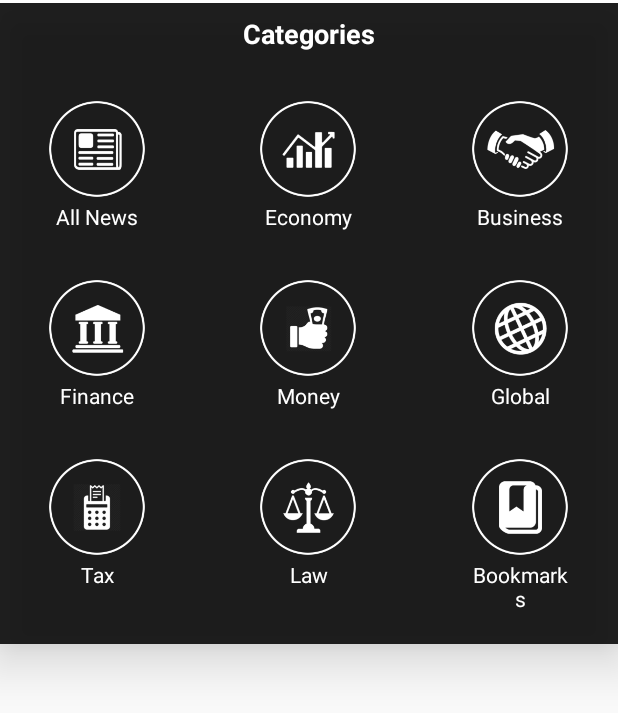
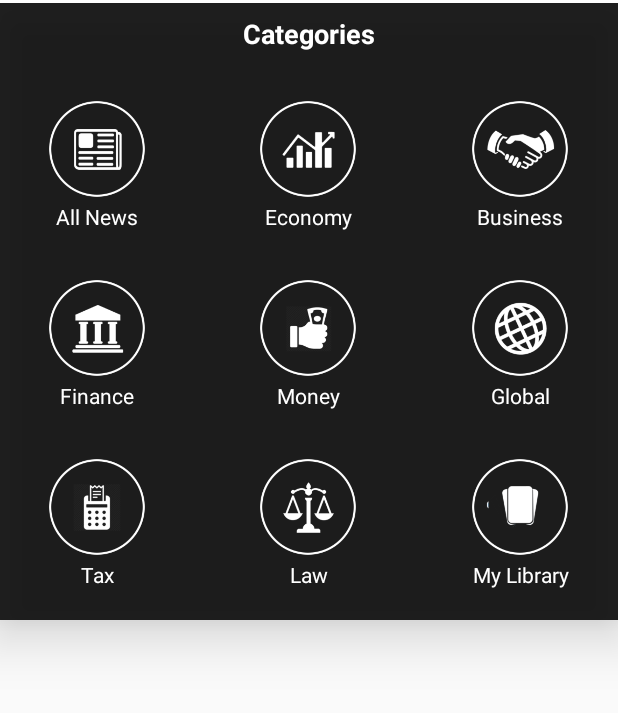
Before and after one commit to DhruvSuri/app, an Android app: the layout categories.xml on its own in the app's theme, with its tools: preview values and no code run, on a phone screen of 412 x 824 dp. Shown: the top 713 px of the screen. Run offline under Robolectric (Android 15) with nearby library versions, the phone set to English and light mode, and no system bars.

Commit message:
changed from bookmarks to my library

```diff
--- a/src/main/res/layout-1280x800/categories.xml
+++ b/src/main/res/layout-1280x800/categories.xml
@@ -149,7 +149,7 @@
             android:layout_gravity="center_horizontal"
             android:layout_marginTop="30dp"
             android:scaleType="fitXY"
-            android:src="@drawable/bookmark" />
+            android:src="@drawable/library" />
 
         <TextView
             android:id="@+id/textView12"
@@ -210,7 +210,7 @@
             android:layout_alignStart="@+id/bookmark"
             android:layout_below="@+id/bookmark"
             android:gravity="center_horizontal"
-            android:text="Bookmarks"
+            android:text="My Library"
             android:textAppearance="?android:attr/textAppearanceSmall"
             android:textColor="#ffffff" />
 
--- a/src/main/res/layout-xlarge/categories.xml
+++ b/src/main/res/layout-xlarge/categories.xml
@@ -149,7 +149,7 @@
             android:layout_gravity="center_horizontal"
             android:layout_marginTop="30dp"
             android:scaleType="fitXY"
-            android:src="@drawable/bookmark" />
+            android:src="@drawable/library" />
 
         <TextView
             android:id="@+id/textView12"
@@ -210,7 +210,7 @@
             android:layout_alignStart="@+id/bookmark"
             android:layout_below="@+id/bookmark"
             android:gravity="center_horizontal"
-            android:text="Bookmarks"
+            android:text="My Library"
             android:textAppearance="?android:attr/textAppearanceSmall"
             android:textColor="#ffffff" />
 
--- a/src/main/res/layout/activity_main.xml
+++ b/src/main/res/layout/activity_main.xml
@@ -33,7 +33,7 @@
         android:layout_marginLeft="5dp"
         android:layout_marginRight="5dp"
         android:gravity="center_horizontal"
-        android:layout_marginTop="130dp" />
+        android:layout_marginTop="70dp" />
 
     <TextView
         android:layout_width="wrap_content"
--- a/src/main/res/layout/categories.xml
+++ b/src/main/res/layout/categories.xml
@@ -149,7 +149,7 @@
             android:layout_gravity="center_horizontal"
             android:layout_marginTop="30dp"
             android:scaleType="fitXY"
-            android:src="@drawable/bookmark" />
+            android:src="@drawable/library" />
 
         <TextView
             android:id="@+id/textView12"
@@ -210,7 +210,7 @@
             android:layout_alignStart="@+id/bookmark"
             android:layout_below="@+id/bookmark"
             android:gravity="center_horizontal"
-            android:text="Bookmarks"
+            android:text="My Library"
             android:textAppearance="?android:attr/textAppearanceSmall"
             android:textColor="#ffffff" />
 
```
Also changed, not shown: src/main/java/com/app/azazte/azazte/NewUI.java (+36 -23 lines).
